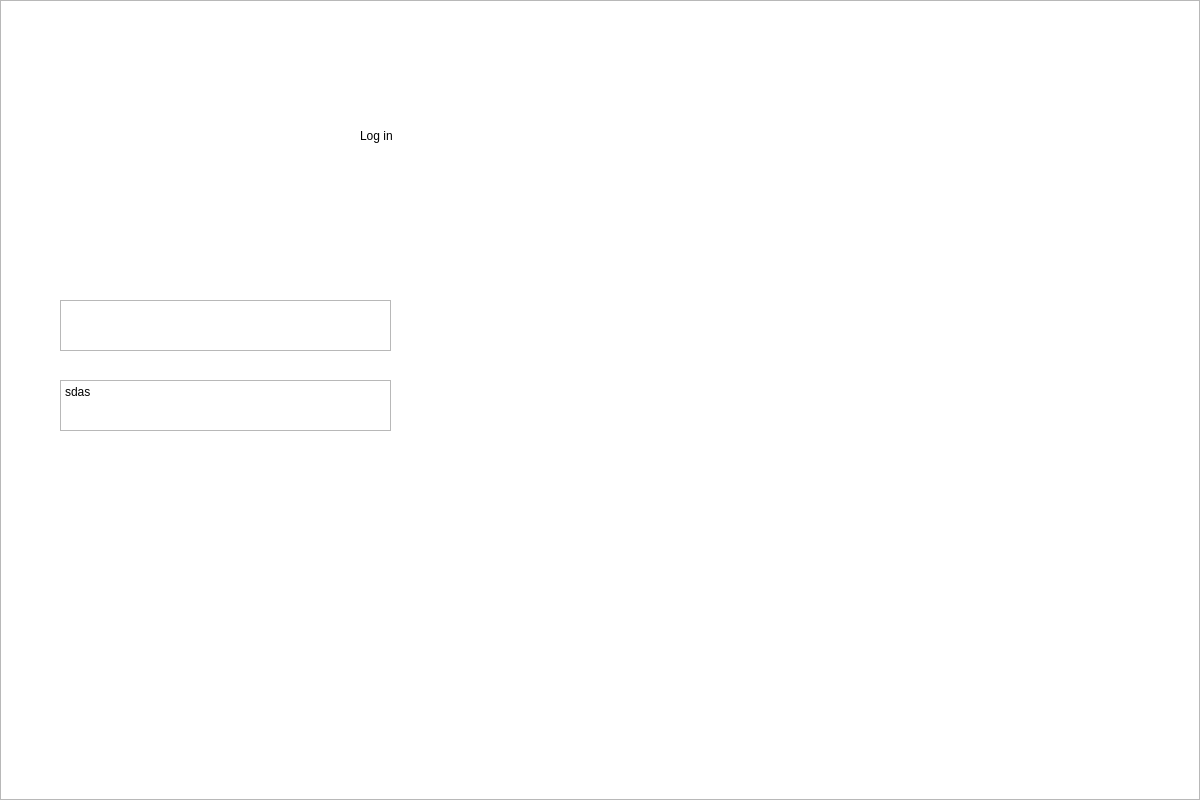
This is FoodiePalace_Customer/mainwindow.ui in Creed667/FoodiePalaceCustomer as Qt 5 draws it before an edit. The edited form follows.
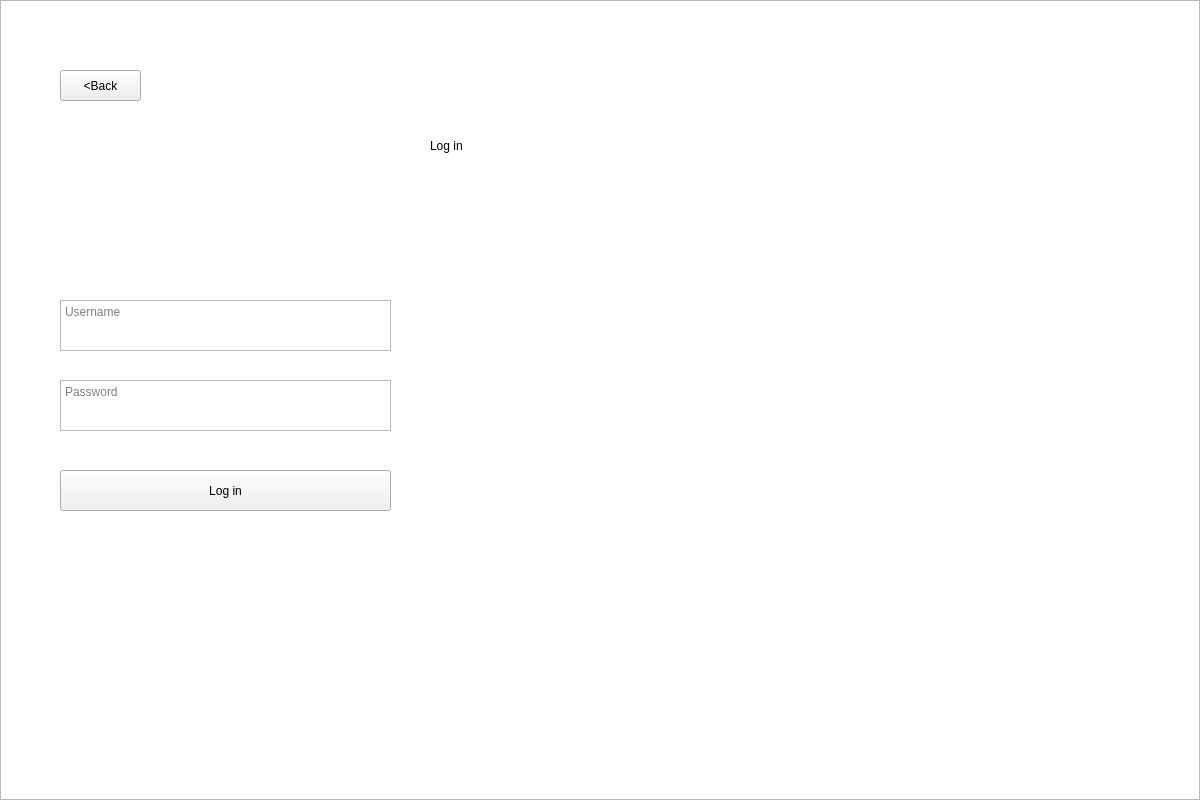
This is the edited form. Icons and pictures are not drawn.

Commit message: login page back button added

```diff
--- a/FoodiePalace_Customer/mainwindow.ui
+++ b/FoodiePalace_Customer/mainwindow.ui
@@ -178,12 +178,15 @@
       <property name="cursorWidth">
        <number>5</number>
       </property>
+      <property name="placeholderText">
+       <string>Username</string>
+      </property>
      </widget>
      <widget class="QLabel" name="label_2">
       <property name="geometry">
        <rect>
-        <x>360</x>
-        <y>110</y>
+        <x>430</x>
+        <y>120</y>
         <width>231</width>
         <height>51</height>
        </rect>
@@ -201,11 +204,37 @@
         <height>51</height>
        </rect>
       </property>
-      <property name="cursor" stdset="0">
-       <cursorShape>PointingHandCursor</cursorShape>
+      <property name="backgroundVisible">
+       <bool>false</bool>
       </property>
-      <property name="plainText">
-       <string>sdas</string>
+      <property name="placeholderText">
+       <string>Password</string>
+      </property>
+     </widget>
+     <widget class="QPushButton" name="loginPageLoginButton">
+      <property name="geometry">
+       <rect>
+        <x>60</x>
+        <y>470</y>
+        <width>331</width>
+        <height>41</height>
+       </rect>
+      </property>
+      <property name="text">
+       <string>Log in</string>
+      </property>
+     </widget>
+     <widget class="QPushButton" name="loginPageBackButton">
+      <property name="geometry">
+       <rect>
+        <x>60</x>
+        <y>70</y>
+        <width>81</width>
+        <height>31</height>
+       </rect>
+      </property>
+      <property name="text">
+       <string>&lt;Back</string>
       </property>
      </widget>
     </widget>
```
Left out of the diff: 12 changed lines with no effect on the pictures. The commit also changes 3 other files.
